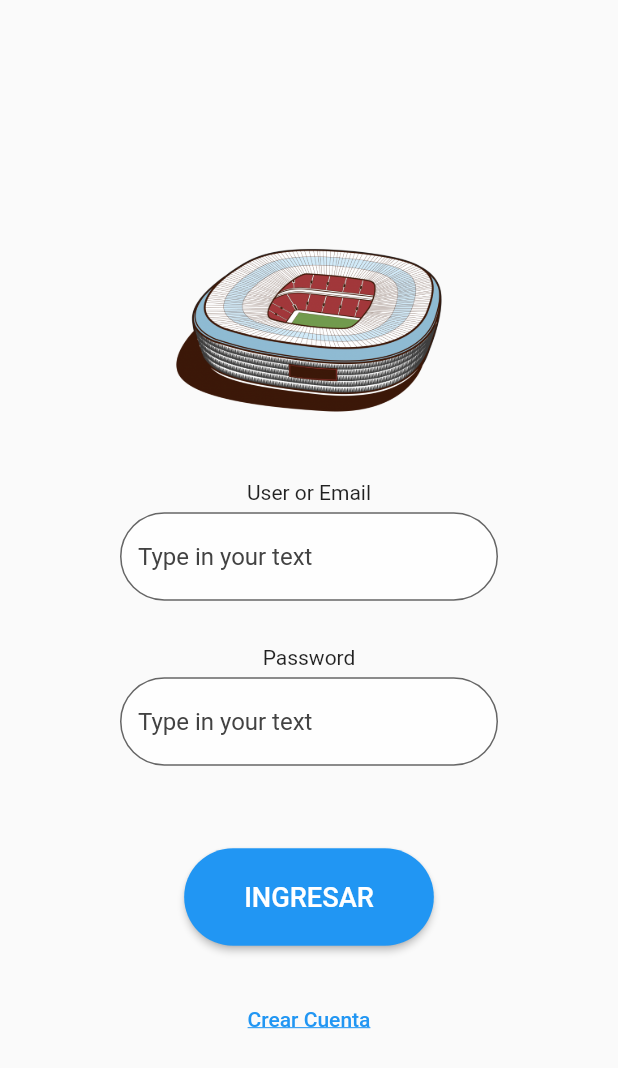
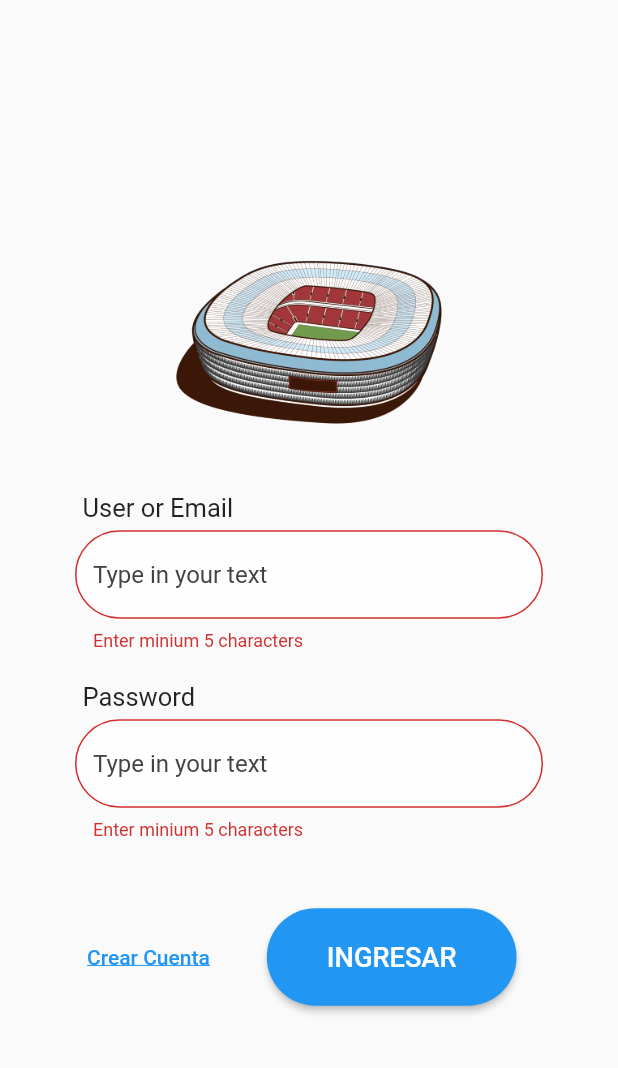
Before and after one commit to CodeJunior06/StadiumsAdministration, a Flutter app: the screen it shows after launch, after a tap on "INGRESAR", on a phone screen of 412 x 824 dp. Shown: the top 1068 px of the screen. Run offline on Flutter 3.47's test engine with Material 2 defaults, Android fonts, the phone set to English and light mode, and no system bars; our stand-ins replace cloud_firestore, firebase_auth, firebase_core, firebase_storage, fluttertoast, image_picker; accounts and stored records are empty.

Commit message:
Change code

```diff
--- a/lib/domain/models/register_model.dart
+++ b/lib/domain/models/register_model.dart
@@ -46,10 +46,11 @@ class RegisterModel implements FirebaseBase {
   @override
   Future<String?> registerFirebaseStorage(File image) async {
     try {
-      await FirebaseStorage.instance
+      TaskSnapshot up = await FirebaseStorage.instance
           .ref(uid)
           .child("${uid}_${DateTime.now()}")
           .putFile(image);
+          up.ref.getDownloadURL().then((value) => url= value);
       return Success.SUCCESS_SUBMIT_PHOTO;
     }  catch (e) {
       return e.toString();
--- a/lib/src/routes/route.dart
+++ b/lib/src/routes/route.dart
@@ -5,7 +5,3 @@ abstract class Routes {
   static const REGISTER = '/Rregister';
   static const HOME = '/home';
 }
-
-abstract class RetVal{
-  static int s =0  ;
-}
--- a/lib/src/view/login.dart
+++ b/lib/src/view/login.dart
@@ -1,25 +1,21 @@
 import 'package:flutter/material.dart';
-import 'package:fluttertoast/fluttertoast.dart';
 import 'package:stadiums_administration/src/routes/route.dart';
 import 'package:stadiums_administration/utils/utils.dart';
 import 'package:stadiums_administration/viewModel/login_view_model.dart';
 
-class LoginView extends StatefulWidget{
+class LoginView extends StatefulWidget {
   @override
   State<StatefulWidget> createState() => _ModuleLoginState();
-
-
 }
 
-abstract class CollBack{
-
+abstract class CollBack {
   responseMessage(String? rta);
-
 }
 
 var emailOrUserController = TextEditingController();
 var passwordController = TextEditingController();
 var loginViewModel = LoginViewModel();
+final keyFormLogin = GlobalKey<FormState>();
 
 class _ModuleLoginState extends State<LoginView> implements CollBack {
   late CollBack onchangedCallback = this;
@@ -42,32 +38,56 @@ class _ModuleLoginState extends State<LoginView> implements CollBack {
   Widget build(BuildContext context) {
     return Scaffold(
         body: Center(
-      child: Column(mainAxisAlignment: MainAxisAlignment.center, children: [
-        Image.asset("assets/splash.png", width: 200, height: 200),
-        const Text("User or Email"),
+            child: Container(
+                margin: const EdgeInsets.symmetric(horizontal: 50),
+                child: Form(
+                  key: keyFormLogin,
+                  child: Column(
+                      mainAxisAlignment: MainAxisAlignment.center,
+                      children: [
+                        Image.asset("assets/splash.png",
+                            width: 200, height: 200),
+                        Column(children: [
+                          Row(
+                            children: const [
+                              SizedBox(width: 5.0),
+                              Text("User or Email",
+                                  style: TextStyle(fontSize: 17.0)),
+                            ],
+                          ),
                           _inputUserOrEmail(),
-        const Text("Password"),
+                        ]),
+                        Column(children: [
+                          Row(
+                            children: const [
+                              SizedBox(width: 5.0),
+                              Text("Password",
+                                  style: TextStyle(fontSize: 17.0)),
+                            ],
+                          ),
                           _inputPassword(),
-        _btnPageInitial(context,onchangedCallback),
+                        ]),
+                        Row(mainAxisAlignment: MainAxisAlignment.end,children: [
+
                           _btnPageRegister(context),
+                          const SizedBox(width: 5.0),
+                          _btnPageInitial(context, onchangedCallback),
+                        ])
                       ]),
-    ));
+                ))));
   }
 
   @override
   responseMessage(String? rta) {
-   print("RESPONSE ASYNC "+rta!);
+    if (rta == null) return;
     Utils.toast(rta);
-
   }
-
 }
 
 Widget _inputPassword() {
   return Container(
-      margin: const EdgeInsets.only(
-          left: 80.0, right: 80.0, top: 5.0, bottom: 30.0),
-      child: TextField(
+      margin: const EdgeInsets.only(top: 5.0, bottom: 20.0),
+      child: TextFormField(
         controller: passwordController,
         decoration: InputDecoration(
             border: OutlineInputBorder(
@@ -77,6 +97,9 @@ Widget _inputPassword() {
             hintStyle: TextStyle(color: Colors.grey[800]),
             hintText: "Type in your text",
             fillColor: Colors.white70),
+        validator: (value) {
+          return loginViewModel.validField(value, false, 5);
+        },
       ));
 }
 
@@ -90,36 +113,39 @@ Widget _btnPageRegister(BuildContext context) {
   );
 }
 
-Widget _btnPageInitial(BuildContext context,CollBack onchangedCallback) {
+Widget _btnPageInitial(BuildContext context, CollBack onchangedCallback) {
   return Container(
       margin: const EdgeInsets.all(25),
       child: ElevatedButton(
         onPressed: () {
-
+          final isValidForm = keyFormLogin.currentState!.validate();
+          if (isValidForm) {
             String? validResponse = loginViewModel.accessLogin(
                 emailOrUserController.text.trim().toString(),
                 passwordController.text.trim().toString(),
-              context,onchangedCallback);
+                context,
+                onchangedCallback);
 
             if (validResponse != null && validResponse.isNotEmpty) {
               var response = loginViewModel.validResponse(validResponse);
               if (response) {
-              Navigator.pushNamed(context, Routes.HOME);
+                Navigator.popAndPushNamed(context, Routes.HOME);
+              }
             }
           }
         },
-        child: const Text('INGRESAR', textScaleFactor: 1.3),
         style: ElevatedButton.styleFrom(
             shape: const StadiumBorder(),
             padding: const EdgeInsets.only(
                 left: 40.0, right: 40.0, top: 22.0, bottom: 22.0)),
+        child: const Text('INGRESAR', textScaleFactor: 1.3),
       ));
 }
 
 Widget _inputUserOrEmail() {
   return Container(
-      margin: const EdgeInsets.only(left: 80.0, right: 80.0, top: 5.0, bottom: 30.0),
-      child: TextField(
+      margin: const EdgeInsets.only(top: 5.0, bottom: 20.0),
+      child: TextFormField(
           controller: emailOrUserController,
           decoration: InputDecoration(
               border: OutlineInputBorder(
@@ -129,5 +155,7 @@ Widget _inputUserOrEmail() {
               hintStyle: TextStyle(color: Colors.grey[800]),
               hintText: "Type in your text",
               fillColor: Colors.white70),
-      ));
+          validator: (value) {
+            return loginViewModel.validField(value, true, 5);
+          }));
 }
--- a/lib/src/view/register.dart
+++ b/lib/src/view/register.dart
@@ -18,7 +18,7 @@ late TextEditingController nameController;
 late TextEditingController userController;
 final formKey = GlobalKey<FormState>();
 
-class _ModuleRegisterState extends State<RegisterView> implements CollBack{
+class _ModuleRegisterState extends State<RegisterView> implements CollBack {
   RegisterViewModel registerViewModel = RegisterViewModel();
   final FocusNode myFocusNode = FocusNode();
   File? image;
@@ -140,8 +140,10 @@ class _ModuleRegisterState extends State<RegisterView> implements CollBack{
                         Column(children: [
                           image != null
                               ? Image?.file(image!, height: 250, width: 250)
-                              : Image.asset("assets/person_null.jpg",
-                                  width: 250, height: 250),
+                              : CircleAvatar(
+  backgroundImage: AssetImage('assets/person_null.jpg')
+,radius: 150.0,
+),
                           IconButton(
                             onPressed: () {
                               setState(() {
@@ -150,7 +152,9 @@ class _ModuleRegisterState extends State<RegisterView> implements CollBack{
                                     .then((value) {
                                   imageCurrent = File(value!.path);
                                   registerViewModel.saveImage(value);
-                                }).whenComplete(() => setState(() {image = imageCurrent;}));
+                                }).whenComplete(() => setState(() {
+                                          image = imageCurrent;
+                                        }));
                               });
                             },
                             icon: const Icon(Icons.add_a_photo_rounded),
@@ -164,7 +168,8 @@ class _ModuleRegisterState extends State<RegisterView> implements CollBack{
                             children: [
                               _btnRegresar(context),
                               const SizedBox(width: 10.0),
-                              _buttonRegisterNewUser(context, registerViewModel,onchangedCallback)
+                              _buttonRegisterNewUser(
+                                  context, registerViewModel, onchangedCallback)
                             ])
                       ]),
                 ))));
@@ -172,7 +177,7 @@ class _ModuleRegisterState extends State<RegisterView> implements CollBack{
 
   @override
   responseMessage(String? rta) {
-    if(rta == null) return;
+    if (rta == null) return;
     Utils.toast(rta);
   }
 }
@@ -182,13 +187,14 @@ Widget _btnRegresar(BuildContext context) {
     onPressed: () {
       Navigator.popAndPushNamed(context, Routes.LOGIN);
     },
-    child: const Text('Crear Cuenta',
-        style: TextStyle(decoration: TextDecoration.underline)),
+    child: const Text('YA TENGO CUENTA',
+        style: TextStyle(decoration: TextDecoration.underline),
+        textScaleFactor: 1.2),
   );
 }
 
-Widget _buttonRegisterNewUser(
-    BuildContext context, RegisterViewModel registerModelView,CollBack onchangedCallback) {
+Widget _buttonRegisterNewUser(BuildContext context,
+    RegisterViewModel registerModelView, CollBack onchangedCallback) {
   return Container(
       margin: const EdgeInsets.all(25),
       child: ElevatedButton(
@@ -201,14 +207,15 @@ Widget _buttonRegisterNewUser(
               emailController.text.toString(),
               passwordController.text.toString()
             ];
-            var validResponse = registerModelView.validRegisterData(fields,onchangedCallback);
+
+            registerModelView.validRegisterData(fields, onchangedCallback);
           }
         },
-        child: Text('REGISTRAR', textScaleFactor: 1.3),
         style: ElevatedButton.styleFrom(
             shape: const StadiumBorder(),
             padding: const EdgeInsets.only(
                 left: 40.0, right: 40.0, top: 22.0, bottom: 22.0)),
+        child: const Text('REGISTRAR', textScaleFactor: 1.3),
       ));
 }
 
@@ -218,6 +225,7 @@ Widget _inputName(RegisterViewModel registerViewModel) {
       child: TextFormField(
         controller: nameController,
         decoration: InputDecoration(
+            prefixIcon: const Icon(Icons.person_add),
             border: OutlineInputBorder(
               borderRadius: BorderRadius.circular(50.0),
             ),
@@ -237,6 +245,7 @@ Widget _inputUser(RegisterViewModel registerViewModel) {
       child: TextFormField(
         controller: userController,
         decoration: InputDecoration(
+            prefixIcon: const Icon(Icons.perm_contact_cal),
             border: OutlineInputBorder(
               borderRadius: BorderRadius.circular(50.0),
             ),
@@ -276,6 +285,7 @@ Widget _inputPassword(RegisterViewModel registerViewModel) {
       child: TextFormField(
           controller: passwordController,
           decoration: InputDecoration(
+              prefixIcon: const Icon(Icons.password_sharp),
               border: OutlineInputBorder(
                 borderRadius: BorderRadius.circular(50.0),
               ),
--- a/lib/viewModel/login_view_model.dart
+++ b/lib/viewModel/login_view_model.dart
@@ -2,6 +2,7 @@ import 'package:flutter/cupertino.dart';
 import 'package:stadiums_administration/domain/models/login_model.dart';
 import 'package:stadiums_administration/src/view/login.dart';
 import 'package:stadiums_administration/utils/message.dart';
+import 'package:stadiums_administration/utils/utils.dart';
 
 class LoginViewModel {
   late LoginModel loginModel;
@@ -24,4 +25,18 @@ class LoginViewModel {
       return false;
     }
   }
+   dynamic validField(String? value, bool isEmail, int numMin) {
+    if (value != null && value.length < numMin) {
+      return "Enter minium $numMin characters";
+    } else if (isEmail) {
+      var response = Utils.validateEmail(value!);
+      if (response) {
+        return null;
+      } else {
+        return "Email invalid";
+      }
+    } else {
+      return null;
+    }
+  }
 }
```
Lines whose indentation alone changed are shown as unchanged.
